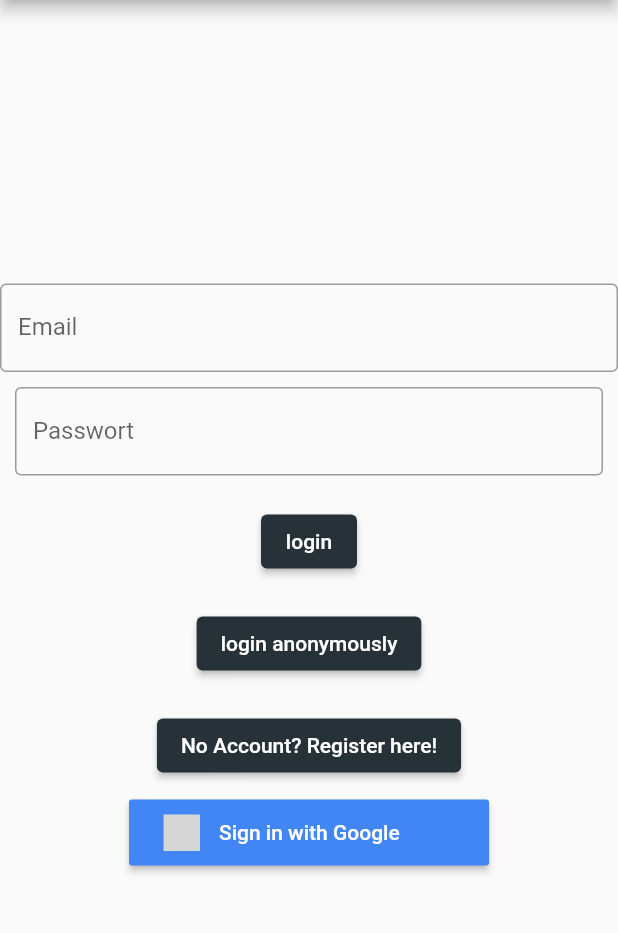
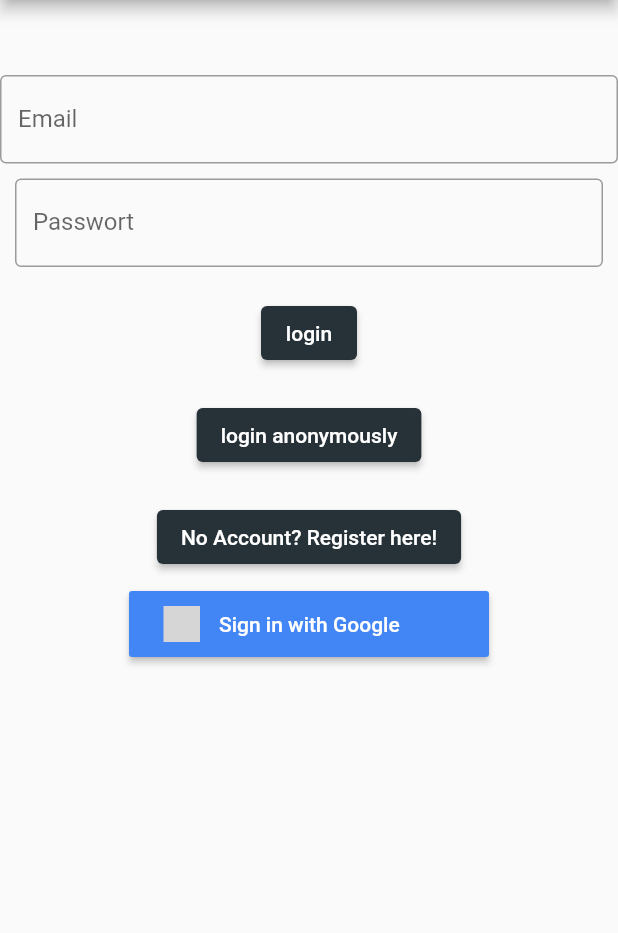
Before and after one commit to MichelSiegert/runaway, a Flutter app: the screen it shows after launch, on a phone screen of 412 x 824 dp, the part 84-1017 px from its top. Run offline on Flutter 3.47's test engine with Material 2 defaults, Android fonts, the phone set to English and light mode, and no system bars; our stand-ins replace cloud_firestore, firebase_auth, firebase_core, firebase_database, flutter_signin_button, geocoding and 5 more; accounts and stored records are empty; grey boxes are pictures that could not be loaded.

Commit message:
fixing overflow of the page. giving a better response to failed login!

```diff
--- a/lib/Pages/Login/future_login.dart
+++ b/lib/Pages/Login/future_login.dart
@@ -27,12 +27,12 @@ class FutureLogin extends StatelessWidget {
                     child: SplashScreen(
                       seconds: 14,
                       navigateAfterSeconds: const AfterSplash(),
-                      title: const Text('Willkommen bei Runaway',
+                      title:  Text('Willkommen bei Runaway',
                           textAlign: TextAlign.center,
                           style: TextStyle(
-                              fontWeight: FontWeight.bold, fontSize: 40.0)),
+                              fontWeight: FontWeight.bold, fontSize: MediaQuery.of(context).orientation == Orientation.portrait ? 40.0:20.0)),
                       image: Image.asset('lib/Images/regen_wolke.png'),
-                      photoSize: 150.0,
+                      photoSize: MediaQuery.of(context).orientation == Orientation.portrait?   150.0: 100,
                       backgroundColor: Colors.blueGrey[900],
                       loaderColor: Colors.blue,
                     )));
--- a/lib/Pages/Login/login_form.dart
+++ b/lib/Pages/Login/login_form.dart
@@ -13,6 +13,7 @@ class LoginForm extends StatelessWidget {
     String email = "", password = "";
     final AuthService _authent = AuthService();
     final List<Widget> elements = [];
+    elements.add(SizedBox(height: 50,));
     elements.add(TextField(
       onChanged: (text) {
         email = text;
@@ -47,7 +48,7 @@ class LoginForm extends StatelessWidget {
             final user = await _authent.login(email, password);
             Navigator.pop(context); //pop dialog
             if (user.runtimeType != UserCredential) {
-              showAlertDialog(context);
+              showAlertDialog(context, user);
             } else {
               Navigator.pushNamed(context, "/menu");
             }
@@ -66,7 +67,7 @@ class LoginForm extends StatelessWidget {
             User? user = await _authent.signInAnon();
             Navigator.pop(context);
             if (user == null) {
-              showAlertDialog(context);
+              showAlertDialog(context, "Failed to sign in anon!");
             } else {
               Navigator.pushNamed(context, "/menu");
             }
@@ -88,7 +89,7 @@ class LoginForm extends StatelessWidget {
         onPressed: () async {
           _authent.signInWithGoogle().then((user) {
             if (user == null) {
-              showAlertDialog(context);
+              showAlertDialog(context, "failed to sign in with google!");
             } else {
               Navigator.pop(context);
               Navigator.pushNamed(context, "/menu");
@@ -103,16 +104,14 @@ class LoginForm extends StatelessWidget {
 
     return SizedBox.expand(
       child: Center(
-        child: Column(
-            mainAxisAlignment: MainAxisAlignment.center,
-            crossAxisAlignment: CrossAxisAlignment.stretch,
+        child: ListView(
             children: elements),
       ),
     );
   }
 }
 
-showAlertDialog(BuildContext context) {
+showAlertDialog(BuildContext context, String text) {
   Widget okButton = TextButton(
     child: const Text("OK"),
     onPressed: () {
@@ -120,7 +119,7 @@ showAlertDialog(BuildContext context) {
     },
   );
   AlertDialog alert = AlertDialog(
-    title: const Text("Something went wrong!",
+    title: Text(text,
         style: TextStyle(color: Colors.red)),
     actions: [
       okButton,
```
